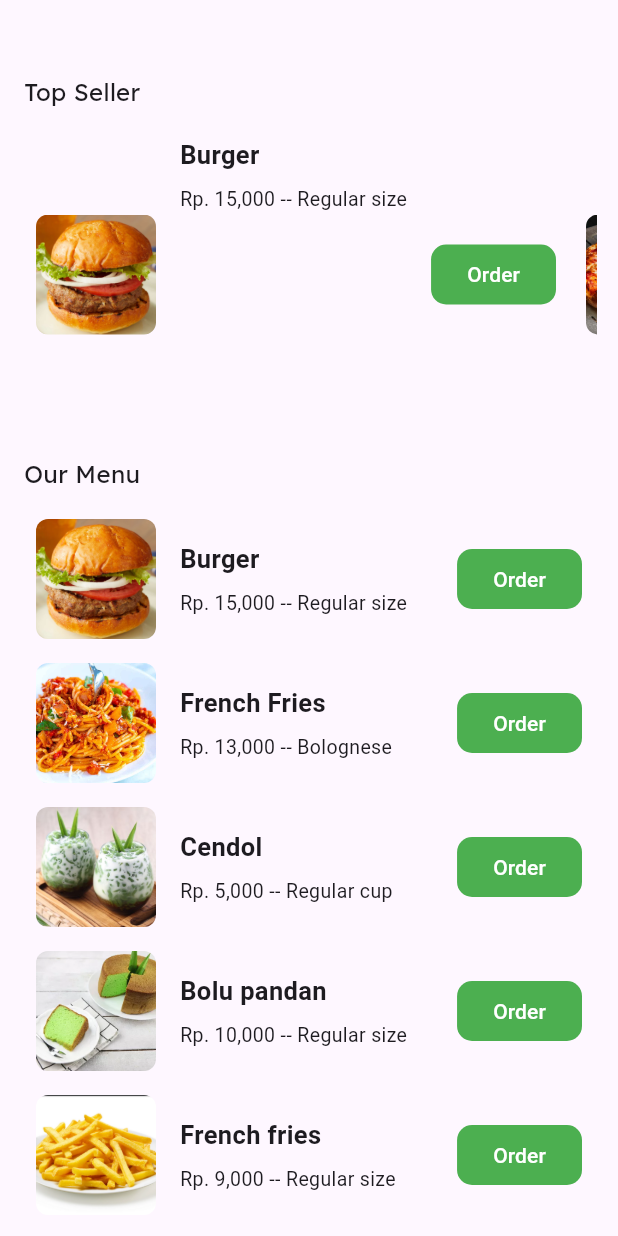
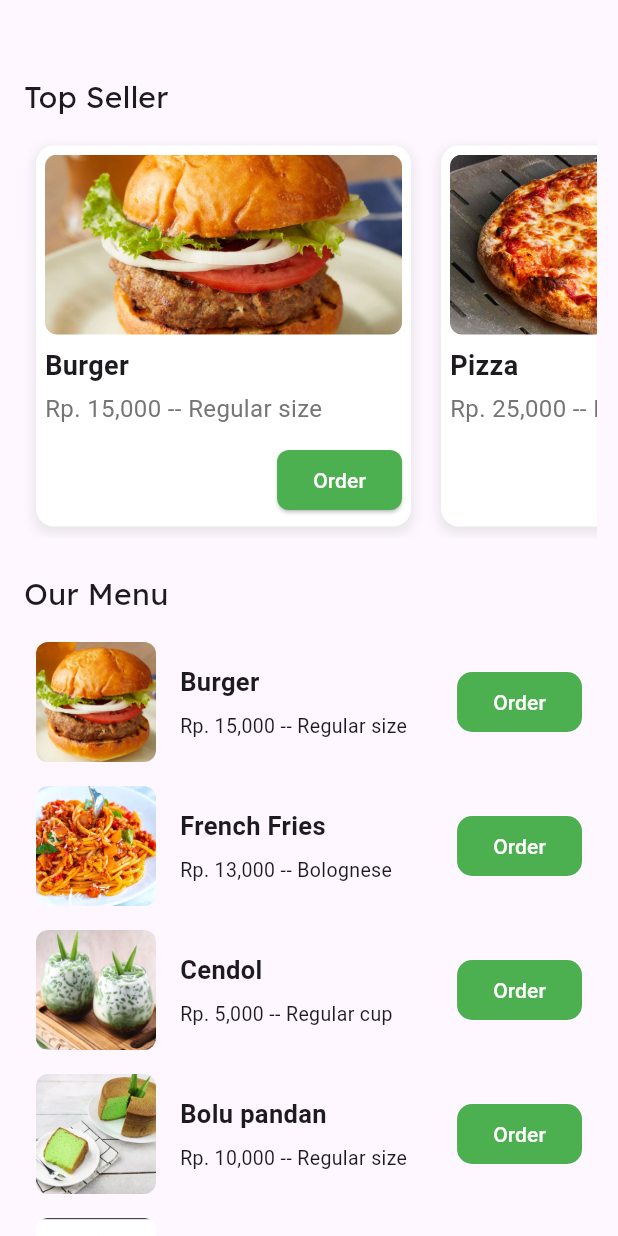
Before and after one commit to M2NVMe/globalfoodflutter, a Flutter app: the foodsFragment screen opened directly, on a phone screen of 412 x 824 dp. Run offline on Flutter 3.47's test engine with Material 3 defaults, Android fonts, the phone set to English and light mode, and no system bars; our stand-ins replace get, sqflite; accounts and stored records are empty.

Commit message:
[BBW] add/fix

```diff
--- a/lib/Pages/Menus/foods.dart
+++ b/lib/Pages/Menus/foods.dart
@@ -1,5 +1,6 @@
 import 'package:flutter/material.dart';
 import 'package:get/get.dart';
+import 'package:globalfoodflutter/Reuses/foodlistsquare.dart';
 import 'package:globalfoodflutter/datas/DatasController.dart';
 import 'package:globalfoodflutter/Reuses/foodlist.dart'; // Ensure this imports the correct path to `CustomListItem`
 
@@ -19,24 +20,29 @@ class foodsFragment extends StatelessWidget {
               padding: const EdgeInsets.symmetric(horizontal: 16.0),
               child: Text(
                 "Top Seller",
-                style: TextStyle(fontFamily: "Lexend", fontSize: 16),
+                style: TextStyle(fontFamily: "Lexend", fontSize: 20),
                 textAlign: TextAlign.left,
               ),
             ),
             SizedBox(height: 10),
-            Container(
-              height: 200,
+            ClipRRect(
+                child: Container(
+                  height: 270,
                   child: Padding(
                     padding: const EdgeInsets.symmetric(horizontal: 14),
                     child: Obx(() {
                       return ListView.builder(
                         scrollDirection: Axis.horizontal,
+                        shrinkWrap: true,  // Add this to ensure the ListView takes up minimal space
+                        physics: const ClampingScrollPhysics(),  // Control scrolling behavior
                         itemCount: datas.popularitem.length,
                         itemBuilder: (context, index) {
                           final item = datas.popularitem[index];
                           return Padding(
                             padding: const EdgeInsets.symmetric(vertical: 8.0, horizontal: 10),
-                        child: CustomListItem(
+                            child: SizedBox(
+                              width: 250,  // Set width for each item for horizontal layout
+                              child: CustomListItemSquare(
                                 image: item.image,
                                 title: item.title,
                                 description: item.description,
@@ -45,18 +51,20 @@ class foodsFragment extends StatelessWidget {
                                 buttonTextColor: item.buttonTextColor,
                                 onButtonPressed: item.onButtonPressed,
                               ),
+                            ),
                           );
                         },
                       );
                     }),
                   ),
+                )
             ),
             SizedBox(height: 22),
             Padding(
               padding: const EdgeInsets.symmetric(horizontal: 16.0),
               child: Text(
                 "Our Menu",
-                style: TextStyle(fontFamily: "Lexend", fontSize: 16),
+                style: TextStyle(fontFamily: "Lexend", fontSize: 20),
                 textAlign: TextAlign.left,
               ),
             ),
--- a/lib/Reuses/foodlistsquare.dart
+++ b/lib/Reuses/foodlistsquare.dart
@@ -23,29 +23,61 @@ class CustomListItemSquare extends StatelessWidget {
 
   @override
   Widget build(BuildContext context) {
-    return Row(
+    return Container(
+      padding: EdgeInsets.all(6),
+      decoration: BoxDecoration(
+        borderRadius: BorderRadius.circular(12),
+        color: Colors.white,
+        boxShadow: [
+          BoxShadow(
+            color: Colors.grey.withOpacity(0.2),
+            spreadRadius: 2,
+            blurRadius: 5,
+            offset: Offset(0, 3), // changes position of shadow
+          ),
+        ],
+      ),
+      child: Column(
+        crossAxisAlignment: CrossAxisAlignment.start,
         children: [
           ClipRRect(
             borderRadius: BorderRadius.circular(8),
             child: image.startsWith('http')
-              ? Image.network(image, height: 80, width: 80, fit: BoxFit.cover)
-              : Image.asset(image, height: 80, width: 80, fit: BoxFit.cover),
+                ? Image.network(image, height: 120, width: double.infinity, fit: BoxFit.cover)
+                : Image.asset(image, height: 120, width: double.infinity, fit: BoxFit.cover),
           ),
-        SizedBox(width: 16),
-        Expanded(
-          child: Column(
-            crossAxisAlignment: CrossAxisAlignment.start,
-            children: [
+          SizedBox(height: 8),
           Text(
             title,
-                style: TextStyle(fontSize: 19, fontWeight: FontWeight.bold),
+            style: TextStyle(
+              fontSize: 18,
+              fontWeight: FontWeight.bold,
             ),
-              SizedBox(height: 8),
-              Text(description),
-            ],
+          ),
+          SizedBox(height: 4),
+          Text(
+            description,
+            style: TextStyle(fontSize: 16, color: Colors.grey[600]),
+          ),
+          SizedBox(height: 12),
+          Align(
+            alignment: Alignment.centerRight,
+            child: ElevatedButton(
+              onPressed: onButtonPressed,
+              style: ElevatedButton.styleFrom(
+                backgroundColor: buttonColor,
+                shape: RoundedRectangleBorder(
+                  borderRadius: BorderRadius.circular(8),
+                ),
+              ),
+              child: Text(
+                buttonText,
+                style: TextStyle(color: buttonTextColor),
+              ),
             ),
           ),
         ],
+      ),
     );
   }
 }
--- a/lib/datas/DatasController.dart
+++ b/lib/datas/DatasController.dart
@@ -10,7 +10,7 @@ import 'package:globalfoodflutter/datas/newLocalDatabasethingamajig.dart';
 class datascontroller extends GetxController {
   var homeitems = <CustomListItem>[].obs;
   var menuitems = <CustomListItem>[].obs;
-  var popularitem = <CustomListItem>[].obs;
+  var popularitem = <CustomListItemSquare>[].obs;
   var orderitem = <Foodlisticonbutton>[].obs;
   DatabaseHelper dbHelper = DatabaseHelper();
 
@@ -47,9 +47,9 @@ class datascontroller extends GetxController {
 
   void loadpopular() {
     popularitem.addAll([
-      CustomListItem(image: "lib/drawable/fotomakanan/burger1.jpg", title: "Burger", description: "Rp. 15,000 -- Regular size", buttonText: "Order", buttonColor: Colors.green, buttonTextColor: Colors.white, onButtonPressed: () {addToOrders("lib/drawable/fotomakanan/burger1.jpg", "Burger", "Rp. 15,000");}),
-      CustomListItem(image: "lib/drawable/fotomakanan/pizza1.jpg", title: "Pizza", description: "Rp. 25,000 -- Plate size", buttonText: "Order", buttonColor: Colors.green, buttonTextColor: Colors.white, onButtonPressed: () {addToOrders("lib/drawable/fotomakanan/pizza1.jpg", "Pizza", "Rp. 25,000");}),
-      CustomListItem(image: "lib/drawable/fotomakanan/bolu.png", title: "Bolu pandan", description: "Rp. 10,000 -- Regular size", buttonText: "Order", buttonColor: Colors.green, buttonTextColor: Colors.white, onButtonPressed: () {addToOrders("lib/drawable/fotomakanan/bolu.png", "Bolu pandan", "Rp. 10,000");}),
+      CustomListItemSquare(image: "lib/drawable/fotomakanan/burger1.jpg", title: "Burger", description: "Rp. 15,000 -- Regular size", buttonText: "Order", buttonColor: Colors.green, buttonTextColor: Colors.white, onButtonPressed: () {addToOrders("lib/drawable/fotomakanan/burger1.jpg", "Burger", "Rp. 15,000");}),
+      CustomListItemSquare(image: "lib/drawable/fotomakanan/pizza1.jpg", title: "Pizza", description: "Rp. 25,000 -- Plate size", buttonText: "Order", buttonColor: Colors.green, buttonTextColor: Colors.white, onButtonPressed: () {addToOrders("lib/drawable/fotomakanan/pizza1.jpg", "Pizza", "Rp. 25,000");}),
+      CustomListItemSquare(image: "lib/drawable/fotomakanan/bolu.png", title: "Bolu pandan", description: "Rp. 10,000 -- Regular size", buttonText: "Order", buttonColor: Colors.green, buttonTextColor: Colors.white, onButtonPressed: () {addToOrders("lib/drawable/fotomakanan/bolu.png", "Bolu pandan", "Rp. 10,000");}),
     ]);
   }
 
```
Lines whose indentation alone changed are shown as unchanged.
